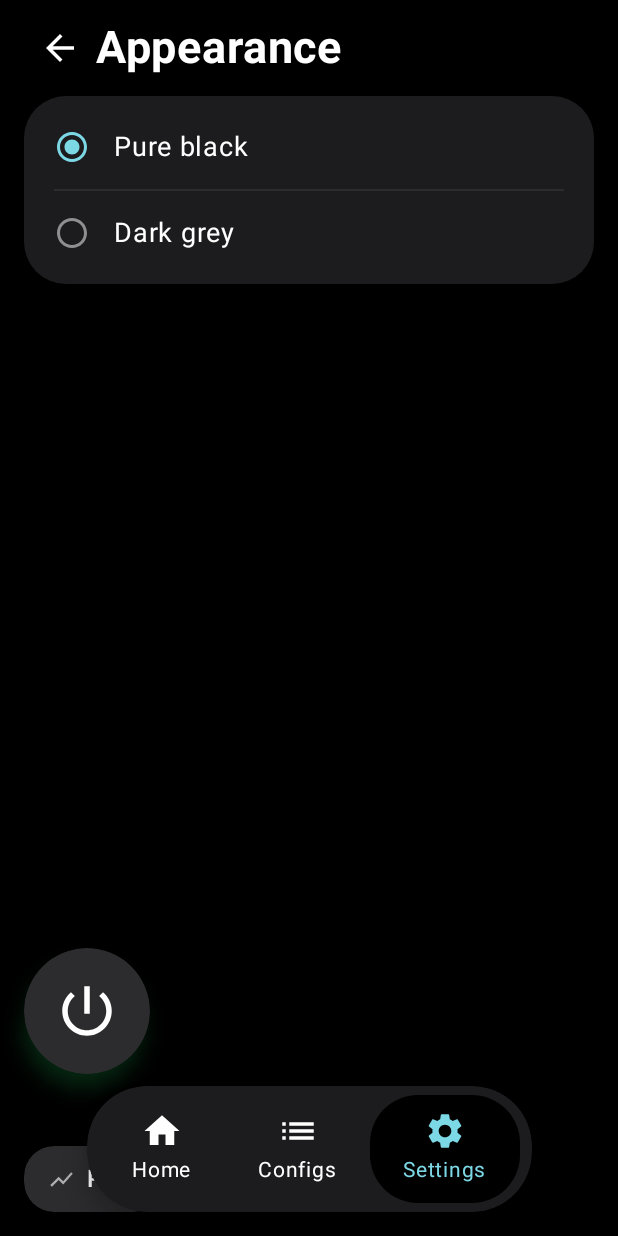
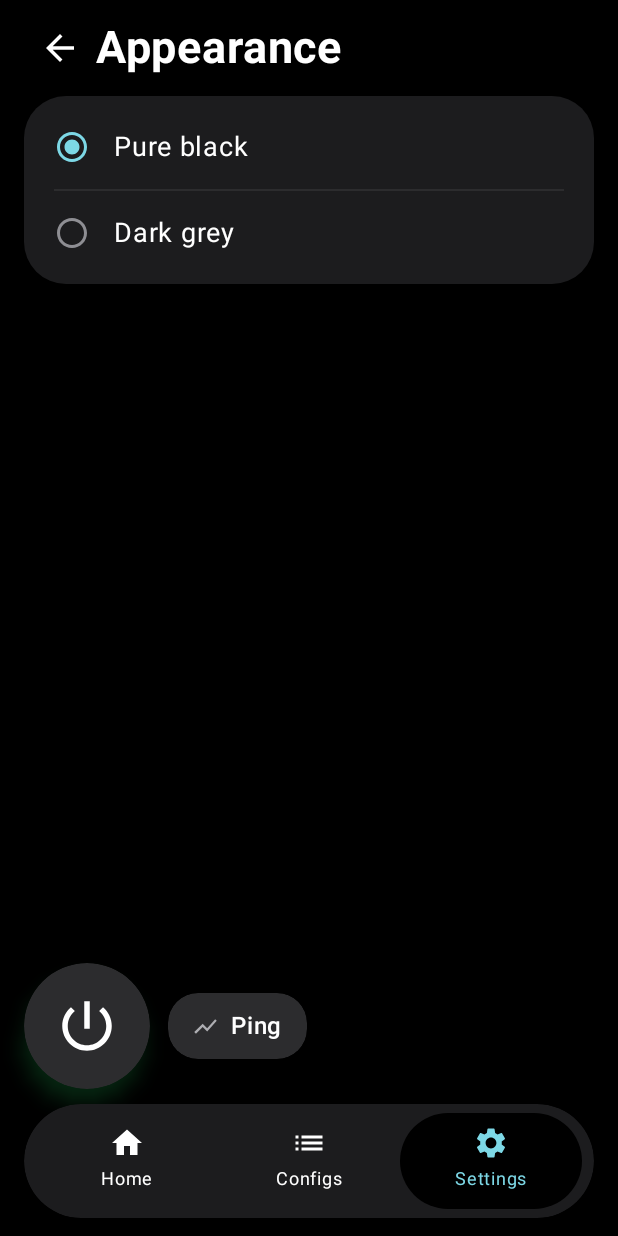
Before and after one commit to mramin01/V2-android, an Android app built with Jetpack Compose: the AppearanceScreen screen opened through its navigation route, on a phone screen of 412 x 824 dp. Run offline under Robolectric (Android 15) with nearby library versions, the phone set to English and light mode, and no system bars; libraries missing offline, so code that uses them is left out: com.google.zxing.integration.

Commit message:
QA pass: fix layout overflow, config selection, dead buttons

```diff
--- a/app/src/main/java/com/amin/vbox/MainActivity.kt
+++ b/app/src/main/java/com/amin/vbox/MainActivity.kt
@@ -17,10 +17,12 @@ import androidx.compose.foundation.clickable
 import androidx.compose.foundation.layout.Box
 import androidx.compose.foundation.layout.Column
 import androidx.compose.foundation.layout.Row
+import androidx.compose.foundation.layout.Spacer
 import androidx.compose.foundation.layout.fillMaxSize
-import androidx.compose.foundation.layout.offset
+import androidx.compose.foundation.layout.fillMaxWidth
 import androidx.compose.foundation.layout.padding
 import androidx.compose.foundation.layout.size
+import androidx.compose.foundation.layout.width
 import androidx.compose.foundation.shape.CircleShape
 import androidx.compose.foundation.shape.RoundedCornerShape
 import androidx.compose.material.icons.Icons
@@ -65,6 +67,7 @@ import com.amin.vbox.data.ConnectionState
 import com.amin.vbox.data.Subscription
 import com.amin.vbox.ui.AddConfigMenu
 import com.amin.vbox.ui.AppearanceScreen
+import com.amin.vbox.ui.BottomClearanceDp
 import com.amin.vbox.ui.ConfigsScreen
 import com.amin.vbox.ui.CoreStatusScreen
 import com.amin.vbox.ui.DarkPill
@@ -104,6 +107,13 @@ class MainActivity : ComponentActivity() {
     private val notificationPermissionLauncher = registerForActivityResult(
         ActivityResultContracts.RequestPermission()
     ) { /* best-effort; VPN works without it */ }
+
+    private val cameraPermissionLauncher = registerForActivityResult(
+        ActivityResultContracts.RequestPermission()
+    ) { granted ->
+        if (granted) startQrScan()
+        else vm.showMessage(vm.state.value.strings.cameraPermissionNeeded)
+    }
 
     private val serviceReceiver = object : BroadcastReceiver() {
         override fun onReceive(context: Context?, intent: Intent?) {
@@ -154,7 +164,7 @@ class MainActivity : ComponentActivity() {
             else -> null
         } ?: return
         if (ConfigParser.extractLinks(text).isNotEmpty()) {
-            vm.addLink(ConfigParser.extractLinks(text).first())
+            vm.addLinks(text)
         }
     }
 
@@ -162,20 +172,27 @@ class MainActivity : ComponentActivity() {
     override fun onActivityResult(requestCode: Int, resultCode: Int, data: Intent?) {
         val result = IntentIntegrator.parseActivityResult(requestCode, resultCode, data)
         if (result != null && result.contents != null) {
-            val links = ConfigParser.extractLinks(result.contents)
-            if (links.isNotEmpty()) vm.addLink(links.first())
+            vm.addLinks(result.contents)
         } else {
             super.onActivityResult(requestCode, resultCode, data)
         }
     }
 
     fun startQrScan() {
+        // The QR scanner needs the runtime CAMERA permission; without it the
+        // scanner activity used to open on a black preview. Ask first.
+        if (ContextCompat.checkSelfPermission(this, Manifest.permission.CAMERA) ==
+            PackageManager.PERMISSION_GRANTED
+        ) {
             IntentIntegrator(this).apply {
                 setDesiredBarcodeFormats(IntentIntegrator.QR_CODE)
                 setPrompt("Scan a proxy QR code")
                 setBeepEnabled(false)
                 setBarcodeImageEnabled(false)
             }.initiateScan()
+        } else {
+            cameraPermissionLauncher.launch(Manifest.permission.CAMERA)
+        }
     }
 }
 
@@ -265,13 +282,29 @@ private fun MainActivity.VboxRoot(vm: VpnViewModel) {
                     composable("core") { CoreStatusScreen(state) { navController.popBackStack() } }
                 }
 
-                // ---- floating power button (bottom-left, overlapping nav) ----
+                // ---- bottom overlay: one Column, no absolute offsets ----
+                // Power row (power button + ping pill) above a capped,
+                // weight-based nav bar. Nothing here can overlap anything
+                // else, whatever the font/display scale is. The old layout
+                // used fixed offsets: on narrower screens the ping pill hid
+                // behind the nav bar (it looked like a cut-off 4th tab) and
+                // the power button could touch the bar when text scaled up.
+                Column(
+                    modifier = Modifier
+                        .align(Alignment.BottomCenter)
+                        .fillMaxWidth()
+                        .padding(bottom = 12.dp)
+                ) {
                     val connected = state.connection == ConnectionState.CONNECTED
                     val connecting = state.connection == ConnectionState.CONNECTING
+                    Row(
+                        modifier = Modifier
+                            .fillMaxWidth()
+                            .padding(start = 16.dp, bottom = 10.dp),
+                        verticalAlignment = Alignment.CenterVertically
+                    ) {
                         Box(
                             modifier = Modifier
-                        .align(Alignment.BottomStart)
-                        .offset(x = 16.dp, y = (-108).dp)
                                 .size(84.dp)
                                 .shadow(if (connected) 24.dp else 8.dp, CircleShape, spotColor = VboxColors.Green)
                                 .clip(CircleShape)
@@ -288,21 +321,17 @@ private fun MainActivity.VboxRoot(vm: VpnViewModel) {
                                 )
                             }
                         }
-                // ---- Ping pill under the power button ----
+                        Spacer(Modifier.width(12.dp))
                         DarkPill(
                             label = s.ping,
                             icon = Icons.Filled.ShowChart,
-                    onClick = { vm.pingSelected() },
-                    modifier = Modifier
-                        .align(Alignment.BottomStart)
-                        .offset(x = 16.dp, y = (-16).dp)
+                            onClick = { vm.pingSelected() }
                         )
-
-                // ---- bottom pill nav (centred) ----
+                    }
                     Box(
                         modifier = Modifier
-                        .align(Alignment.BottomCenter)
-                        .padding(bottom = 16.dp)
+                            .fillMaxWidth()
+                            .padding(horizontal = 16.dp)
                             .shadow(8.dp, RoundedCornerShape(40.dp))
                             .clip(RoundedCornerShape(40.dp))
                             .background(VboxColors.Card)
@@ -312,22 +341,26 @@ private fun MainActivity.VboxRoot(vm: VpnViewModel) {
                             NavPill(
                                 label = s.home, icon = Icons.Filled.Home,
                                 selected = route == "home",
-                            onClick = { navController.navigate("home") { popUpTo("home") { inclusive = true } } }
+                                onClick = { navController.navigate("home") { popUpTo("home") { inclusive = true } } },
+                                modifier = Modifier.weight(1f)
                             )
                             NavPill(
                                 label = s.configs, icon = Icons.Filled.List,
                                 selected = route == "configs" || route.startsWith("servers/"),
-                            onClick = { navController.navigate("configs") { popUpTo("home") } }
+                                onClick = { navController.navigate("configs") { popUpTo("home") } },
+                                modifier = Modifier.weight(1f)
                             )
                             NavPill(
                                 label = s.settings, icon = Icons.Filled.Settings,
                                 selected = route == "settings" || route in listOf("appearance", "tunnel", "dns", "routing", "core"),
-                            onClick = { navController.navigate("settings") { popUpTo("home") } }
+                                onClick = { navController.navigate("settings") { popUpTo("home") } },
+                                modifier = Modifier.weight(1f)
                             )
                         }
                     }
+                }
 
-                SnackbarHost(snackbarHostState, Modifier.align(Alignment.BottomCenter).padding(bottom = 120.dp))
+                SnackbarHost(snackbarHostState, Modifier.align(Alignment.BottomCenter).padding(bottom = BottomClearanceDp.dp))
             }
         }
     }
@@ -367,16 +400,24 @@ private fun MainActivity.VboxRoot(vm: VpnViewModel) {
 }
 
 @Composable
-private fun NavPill(label: String, icon: androidx.compose.ui.graphics.vector.ImageVector, selected: Boolean, onClick: () -> Unit) {
+private fun NavPill(
+    label: String,
+    icon: androidx.compose.ui.graphics.vector.ImageVector,
+    selected: Boolean,
+    onClick: () -> Unit,
+    modifier: Modifier = Modifier
+) {
+    // Weight-distributed (not fixed padding), so the three tabs always fit
+    // the screen width, in either language and at any font scale.
     Column(
-        modifier = Modifier
+        modifier = modifier
             .clip(RoundedCornerShape(32.dp))
             .background(if (selected) Color(0xFF000000) else Color.Transparent)
             .clickable { onClick() }
-            .padding(horizontal = 22.dp, vertical = 10.dp),
+            .padding(vertical = 8.dp),
         horizontalAlignment = Alignment.CenterHorizontally
     ) {
-        Icon(icon, null, tint = if (selected) VboxColors.Accent else Color.White, modifier = Modifier.size(28.dp))
-        Text(label, color = if (selected) VboxColors.Accent else Color.White, fontSize = 14.sp)
+        Icon(icon, null, tint = if (selected) VboxColors.Accent else Color.White, modifier = Modifier.size(24.dp))
+        Text(label, color = if (selected) VboxColors.Accent else Color.White, fontSize = 12.sp, maxLines = 1)
     }
 }
```
Also changed, not shown: app/src/main/java/com/amin/vbox/VpnViewModel.kt (+140 -27 lines). Lines whose indentation alone changed are shown as unchanged.
